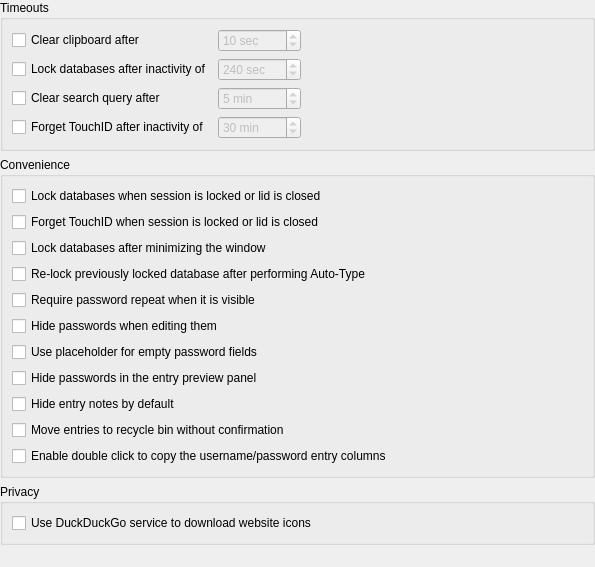
Before: the Qt Designer form src/gui/ApplicationSettingsWidgetSecurity.ui in keepassxreboot/keepassxc, drawn with Qt 5.
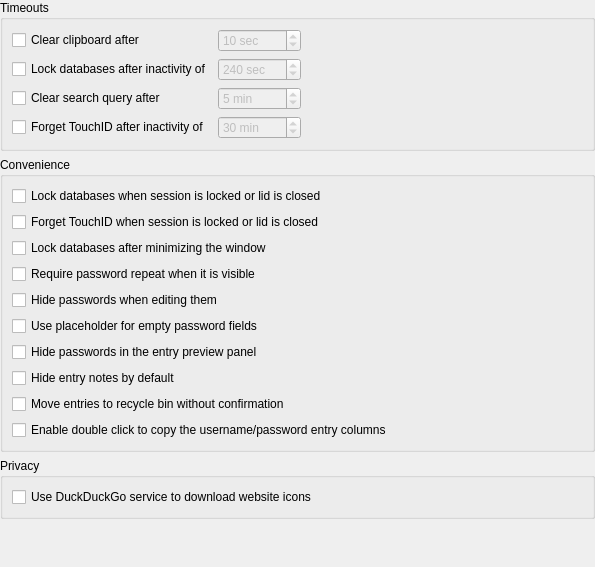
After: the same form once the commit is applied.

Commit message:
Auto-Type: Allow retyping with automatic relock
If relock after performing Auto-Type is enabled it will wait until
specified timeout before doing so.

Retype time is now configurable and is decreased from the old
hardcoded 30 seconds down to 15 seconds to keep the default a bit
more secure while still allowing the user to set it higher for
their liking.

To restore old behavior the user can set retype time to 0 which
will make the database relock instantly.

Auto-Type relock setting relocated to Auto-Type tab to group it
better with the other Auto-Type settings.

The edit to the form file:
```diff
--- a/src/gui/ApplicationSettingsWidgetSecurity.ui
+++ b/src/gui/ApplicationSettingsWidgetSecurity.ui
@@ -215,13 +215,6 @@
         </property>
        </widget>
       </item>
-      <item>
-       <widget class="QCheckBox" name="relockDatabaseAutoTypeCheckBox">
-        <property name="text">
-         <string>Re-lock previously locked database after performing Auto-Type</string>
-        </property>
-       </widget>
-      </item>
       <item>
        <widget class="QCheckBox" name="passwordsRepeatVisibleCheckBox">
         <property name="text">
```
Left out of the diff: 1 changed line with no effect on the pictures. The commit also changes 8 other files.
